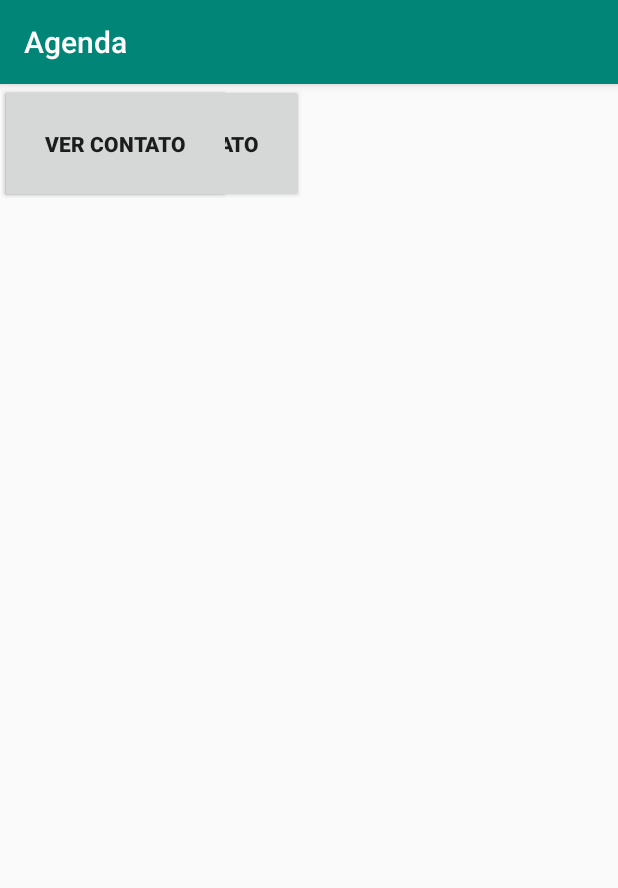
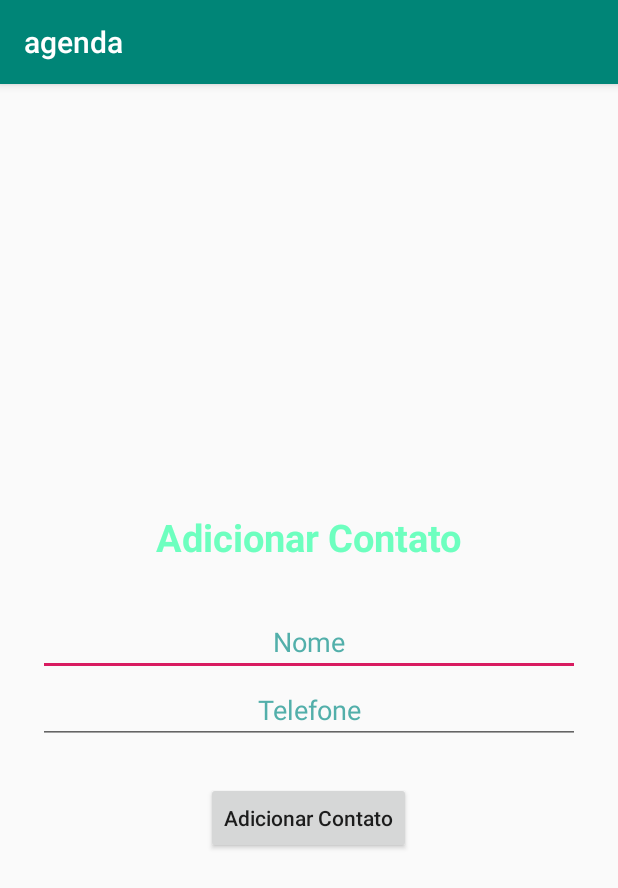
Before and after one commit to MarlenaMartins1533/Agenda, an Android app: the screen it shows after launch (MainActivity before the commit, AddContactActivity after it), after a tap on "ADICIONAR CONTATO", on a phone screen of 412 x 824 dp. Shown: the top 888 px of the screen. Run offline under Robolectric (Android 15) with nearby library versions, the phone set to English and light mode, and no system bars.

Commit message:
new contact

```diff
--- /dev/null
+++ b/app/src/main/java/com/marlena/agenda/AddContactActivity.kt
@@ -0,0 +1,32 @@
+package com.marlena.agenda
+
+import android.content.Intent
+import android.support.v7.app.AppCompatActivity
+import android.os.Bundle
+import android.widget.Toast
+import kotlinx.android.synthetic.main.activity_add_contact.*
+
+class AddContactActivity : AppCompatActivity() {
+
+    override fun onCreate(savedInstanceState: Bundle?) {
+        super.onCreate(savedInstanceState)
+        setContentView(R.layout.activity_add_contact)
+
+        add_contactBTN.setOnClickListener {
+            val name = name_contactEDT.text.toString()
+            val phone = phone_contactEDT.text.toString()
+            val contact =  Contact(name,phone)
+
+            Toast.makeText(this, contact.name, Toast.LENGTH_LONG).show()
+
+            goToMainActivity(contact)
+        }
+    }
+
+    private fun goToMainActivity (contact: Contact){
+        val intent = Intent(this, MainActivity::class.java)
+        intent.putExtra(MainActivity.CONTACT_ARG, contact)
+        intent.flags = Intent.FLAG_ACTIVITY_NEW_TASK or Intent.FLAG_ACTIVITY_CLEAR_TASK
+        startActivity(intent)
+    }
+}
--- a/app/src/main/java/com/marlena/agenda/MainActivity.kt
+++ b/app/src/main/java/com/marlena/agenda/MainActivity.kt
@@ -3,27 +3,43 @@ package com.marlena.agenda
 import android.content.Intent
 import android.support.v7.app.AppCompatActivity
 import android.os.Bundle
-import android.view.View
+import android.widget.Toast
 import kotlinx.android.synthetic.main.activity_main.*
 
 class MainActivity : AppCompatActivity() {
+
+    companion object {
+        const val CONTACT_ARG = "contact_arg"
+    }
+
+    private var contact: Contact? = null
 
     override fun onCreate(savedInstanceState: Bundle?) {
         super.onCreate(savedInstanceState)
         setContentView(R.layout.activity_main)
 
         add_contato_pageTXT.setOnClickListener {
-            //vai para
+            goToAddContactListActivity()
         }
         ver_contatosTXT.setOnClickListener {
-            verContato()
+            goToContactListActivity()
+        }
+
+        contact = intent.getSerializableExtra(CONTACT_ARG) as Contact?
+
+        if (contact != null) {
+            Toast.makeText(this, contact?.name, Toast.LENGTH_LONG).show()
         }
     }
 
-    private fun verContato () {
-     // tem que mostrar a lista
-        val intent = Intent(this, ContatoListActivity::class.java)
+    private fun goToAddContactListActivity() {
+        val intent = Intent(this, AddContactActivity::class.java)
         startActivity(intent)
+    }
 
+    private fun goToContactListActivity() {
+        val intent = Intent(this, ContactListActivity::class.java)
+        intent.putExtra(ContactListActivity.CONTACT_ARG, contact)
+        startActivity(intent)
     }
 }
--- /dev/null
+++ b/app/src/main/res/layout/activity_add_contact.xml
@@ -0,0 +1,53 @@
+<?xml version="1.0" encoding="utf-8"?>
+
+<LinearLayout
+        xmlns:android="http://schemas.android.com/apk/res/android"
+        xmlns:tools="http://schemas.android.com/tools"
+        android:id="@+id/ll_main_layout"
+        android:layout_width="match_parent"
+        android:layout_height="match_parent"
+        android:gravity="center"
+        android:padding="25dp"
+        android:orientation="vertical"
+        tools:context=".AddContactActivity">
+
+        <TextView
+                android:layout_width="wrap_content"
+                android:layout_height="wrap_content"
+                android:textSize="25sp"
+                android:textColor="#6dffbf"
+                android:textStyle="bold"
+                android:padding="30dp"
+                android:text="@string/add_contact"/>
+
+        <EditText
+                android:id="@+id/name_contactEDT"
+                android:layout_width="match_parent"
+                android:layout_height="wrap_content"
+                android:hint="@string/name"
+                android:importantForAutofill="no"
+                android:inputType="textPersonName"
+                android:textColor="#6bfff7"
+                android:textColorHint="#52afaa"
+                android:textAlignment="center"/>
+
+        <EditText
+                android:id="@+id/phone_contactEDT"
+                android:layout_width="match_parent"
+                android:layout_height="wrap_content"
+                android:hint="@string/phone"
+                android:importantForAutofill="no"
+                android:inputType="phone"
+                android:textColor="#6bfff7"
+                android:textColorHint="#52afaa"
+                android:textAlignment="center"/>
+
+        <Button
+                android:id="@+id/add_contactBTN"
+                android:layout_width="wrap_content"
+                android:layout_height="wrap_content"
+                android:text="@string/add_contact"
+                android:layout_marginTop="25dp"
+                android:textAllCaps="false" />
+
+</LinearLayout>
--- a/app/src/main/res/layout/activity_contato.xml
+++ b/app/src/main/res/layout/activity_contact.xml
@@ -14,14 +14,14 @@
             android:orientation="vertical" >
 
         <TextView
-                android:id="@+id/contato_nomeTXT"
+                android:id="@+id/contact_nameTXT"
                 android:layout_width="match_parent"
                 android:layout_height="wrap_content"
                 android:textSize="30dp"
                 tools:text="Nome"/>
 
         <TextView
-                android:id="@+id/contato_telefoneTXT"
+                android:id="@+id/contact_phoneTXT"
                 android:layout_width="match_parent"
                 android:layout_height="wrap_content"
                 android:textSize="20dp"
--- a/app/src/main/res/layout/activity_contato_list.xml
+++ b/app/src/main/res/layout/activity_contact_list.xml
@@ -1,4 +1,3 @@
-<?xml version="1.0" encoding="utf-8"?>
 <?xml version="1.0" encoding="utf-8"?>
 
 <LinearLayout
@@ -7,12 +6,13 @@
         xmlns:app="http://schemas.android.com/apk/res-auto"
         android:layout_width="match_parent"
         android:layout_height="match_parent"
-        tools:context=".ContatoListActivity">
+        tools:context=".ContactListActivity">
 
     <android.support.v7.widget.RecyclerView
             android:id="@+id/contato_list_recyclerview"
             android:layout_width="match_parent"
-            android:layout_height="match_parent"/>
+            android:layout_height="match_parent">
 
+    </android.support.v7.widget.RecyclerView>
 
 </LinearLayout>
--- a/app/src/main/res/layout/activity_main.xml
+++ b/app/src/main/res/layout/activity_main.xml
@@ -1,10 +1,12 @@
 <?xml version="1.0" encoding="utf-8"?>
-<android.support.constraint.ConstraintLayout
+<LinearLayout
         xmlns:android="http://schemas.android.com/apk/res/android"
         xmlns:tools="http://schemas.android.com/tools"
         xmlns:app="http://schemas.android.com/apk/res-auto"
         android:layout_width="match_parent"
         android:layout_height="match_parent"
+        android:gravity="center"
+        android:orientation="vertical"
         tools:context=".MainActivity">
 
     <Button
@@ -13,18 +15,15 @@
             android:layout_height="wrap_content"
             android:text="Adicionar Contato"
             android:textStyle="bold"
-            android:padding="30dp"
-            tools:layout_editor_absoluteY="103dp"
-            tools:layout_editor_absoluteX="90dp"/>
+            android:padding="30dp"/>
 
     <Button
             android:id="@+id/ver_contatosTXT"
             android:layout_width="wrap_content"
             android:layout_height="wrap_content"
-            android:text="Ver Contato"
+            android:text="Ver Contatos"
             android:textStyle="bold"
-            android:padding="30dp"
-            tools:layout_editor_absoluteY="195dp"
-            tools:layout_editor_absoluteX="114dp"/>
+            android:layout_marginTop="10dp"
+            android:padding="30dp"/>
 
-</android.support.constraint.ConstraintLayout>
+</LinearLayout>
--- a/app/src/main/res/values/strings.xml
+++ b/app/src/main/res/values/strings.xml
@@ -1,3 +1,6 @@
 <resources>
-    <string name="app_name">Agenda</string>
+    <string name="app_name">agenda</string>
+    <string name="add_contact">Adicionar Contato</string>
+    <string name="name">Nome</string>
+    <string name="phone">Telefone</string>
 </resources>
```
Also changed, not shown: app/src/main/AndroidManifest.xml (+6 -1 lines), app/src/main/java/com/marlena/agenda/AddContatoActivity.kt (deleted, +0 -39 lines), app/src/main/java/com/marlena/agenda/Contact.kt (added, +10 -0 lines), app/src/main/java/com/marlena/agenda/ContactAdapter.kt (added, +40 -0 lines), app/src/main/java/com/marlena/agenda/ContactListActivity.kt (added, +55 -0 lines), app/src/main/java/com/marlena/agenda/Contato.kt (deleted, +0 -8 lines), app/src/main/java/com/marlena/agenda/ContatoListActivity.kt (deleted, +0 -33 lines), app/src/main/java/com/marlena/agenda/ContatoListAdapter.kt (deleted, +0 -40 lines), app/src/main/res/layout/activity_add_contato.xml (deleted, +0 -60 lines).
